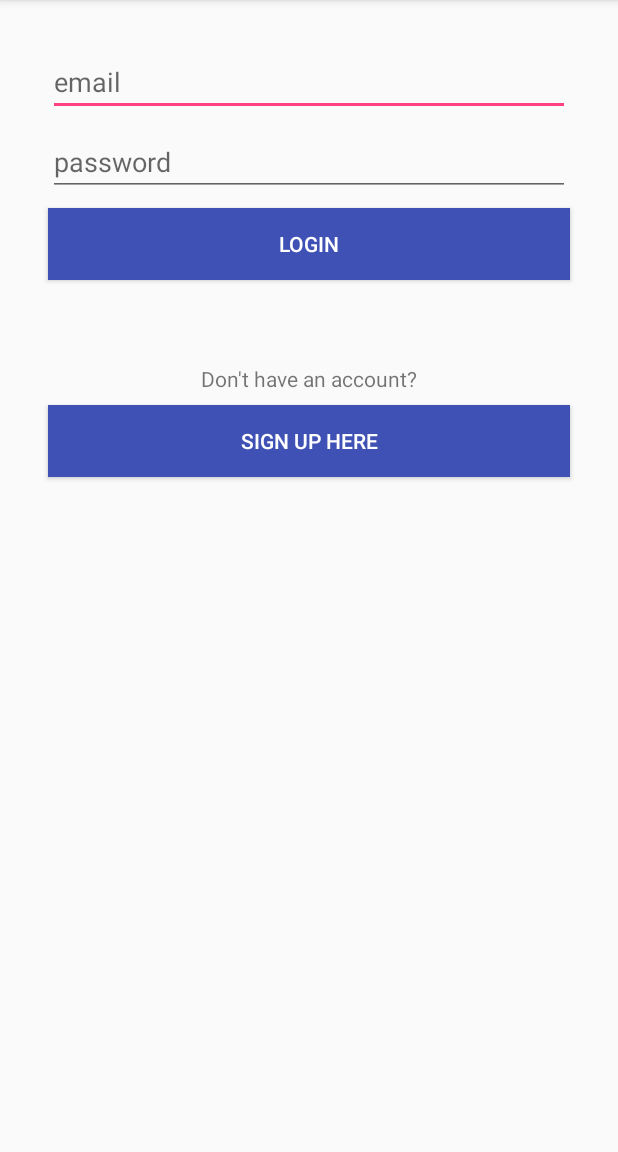
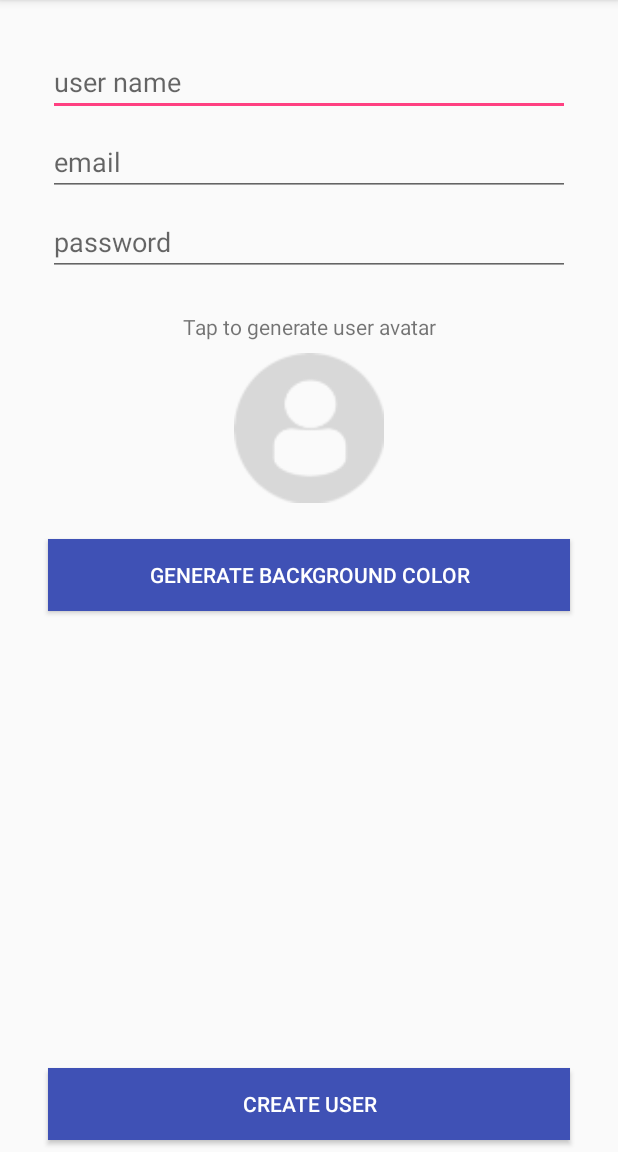
Before and after one commit to RodrigoCalderano/Smack, an Android app: the LoginActivity screen opened directly, with no data from a screen before it, after a tap on "SIGN UP HERE", on a phone screen of 412 x 824 dp, the part 84-1236 px from its top. Run offline under Robolectric (Android 15) with nearby library versions, the phone set to English and light mode, and no system bars.

Commit message:
CreateUserActivity Ui

```diff
--- a/app/src/main/AndroidManifest.xml
+++ b/app/src/main/AndroidManifest.xml
@@ -18,7 +18,8 @@
                 <category android:name="android.intent.category.LAUNCHER" />
             </intent-filter>
         </activity>
-        <activity android:name=".LoginActivity"></activity>
+        <activity android:name=".LoginActivity" />
+        <activity android:name=".CreateUserActivity"></activity>
     </application>
 
 </manifest>
--- /dev/null
+++ b/app/src/main/java/com/example/linux/smack/CreateUserActivity.kt
@@ -0,0 +1,26 @@
+package com.example.linux.smack
+
+import android.support.v7.app.AppCompatActivity
+import android.os.Bundle
+import android.view.View
+
+class CreateUserActivity : AppCompatActivity() {
+
+    override fun onCreate(savedInstanceState: Bundle?) {
+        super.onCreate(savedInstanceState)
+        setContentView(R.layout.activity_create_user)
+    }
+
+    fun generateUserAvatar(view : View){
+
+    }
+
+    fun generateColorClicked(view : View){
+
+    }
+
+    fun createUserClicked(view : View){
+
+    }
+
+}
--- a/app/src/main/java/com/example/linux/smack/LoginActivity.kt
+++ b/app/src/main/java/com/example/linux/smack/LoginActivity.kt
@@ -1,5 +1,6 @@
 package com.example.linux.smack
 
+import android.content.Intent
 import android.support.v7.app.AppCompatActivity
 import android.os.Bundle
 import android.view.View
@@ -16,6 +17,7 @@ class LoginActivity : AppCompatActivity() {
     }
 
     fun  loginCreateUserBtnClicked(view : View){
-
+        val createUserIntent = Intent(this, CreateUserActivity::class.java)
+        startActivity(createUserIntent)
     }
 }
--- /dev/null
+++ b/app/src/main/res/layout/activity_create_user.xml
@@ -0,0 +1,114 @@
+<?xml version="1.0" encoding="utf-8"?>
+<android.support.constraint.ConstraintLayout xmlns:android="http://schemas.android.com/apk/res/android"
+    xmlns:app="http://schemas.android.com/apk/res-auto"
+    xmlns:tools="http://schemas.android.com/tools"
+    android:layout_width="match_parent"
+    android:layout_height="match_parent"
+    tools:context="com.example.linux.smack.CreateUserActivity">
+
+    <EditText
+        android:id="@+id/createUserNameText"
+        android:layout_width="0dp"
+        android:layout_height="wrap_content"
+        android:layout_marginEnd="32dp"
+        android:layout_marginStart="32dp"
+        android:layout_marginTop="32dp"
+        android:ems="10"
+        android:hint="user name"
+        android:inputType="textPersonName"
+        android:textColor="@android:color/darker_gray"
+        app:layout_constraintEnd_toEndOf="parent"
+        app:layout_constraintHorizontal_bias="0.5"
+        app:layout_constraintStart_toStartOf="parent"
+        app:layout_constraintTop_toTopOf="parent"
+        tools:layout_editor_absoluteX="84dp" />
+
+    <EditText
+        android:id="@+id/createEmailText"
+        android:layout_width="0dp"
+        android:layout_height="wrap_content"
+        android:layout_marginEnd="32dp"
+        android:layout_marginStart="32dp"
+        android:layout_marginTop="8dp"
+        android:ems="10"
+        android:hint="email"
+        android:inputType="textPersonName"
+        android:textColor="@android:color/darker_gray"
+        app:layout_constraintEnd_toEndOf="parent"
+        app:layout_constraintHorizontal_bias="0.6"
+        app:layout_constraintStart_toStartOf="parent"
+        app:layout_constraintTop_toBottomOf="@+id/createUserNameText"
+        tools:layout_editor_absoluteX="84dp" />
+
+    <EditText
+        android:id="@+id/createPasswordText"
+        android:layout_width="0dp"
+        android:layout_height="wrap_content"
+        android:layout_marginEnd="32dp"
+        android:layout_marginStart="32dp"
+        android:layout_marginTop="8dp"
+        android:ems="10"
+        android:hint="password"
+        android:inputType="textPassword"
+        android:textColor="@android:color/darker_gray"
+        app:layout_constraintEnd_toEndOf="parent"
+        app:layout_constraintHorizontal_bias="0.5"
+        app:layout_constraintStart_toStartOf="parent"
+        app:layout_constraintTop_toBottomOf="@+id/createEmailText"
+        tools:layout_editor_absoluteX="84dp" />
+
+    <TextView
+        android:id="@+id/textView2"
+        android:layout_width="wrap_content"
+        android:layout_height="wrap_content"
+        android:layout_marginTop="24dp"
+        android:text="Tap to generate user avatar"
+        app:layout_constraintEnd_toEndOf="parent"
+        app:layout_constraintHorizontal_bias="0.5"
+        app:layout_constraintStart_toStartOf="parent"
+        app:layout_constraintTop_toBottomOf="@+id/createPasswordText" />
+
+    <ImageView
+        android:id="@+id/createAvatarImageView"
+        android:layout_width="100dp"
+        android:layout_height="100dp"
+        android:layout_marginTop="8dp"
+        android:onClick="generateUserAvatar"
+        app:layout_constraintEnd_toEndOf="parent"
+        app:layout_constraintHorizontal_bias="0.5"
+        app:layout_constraintStart_toStartOf="parent"
+        app:layout_constraintTop_toBottomOf="@+id/textView2"
+        app:srcCompat="@drawable/profiledefault" />
+
+    <Button
+        android:id="@+id/backgroundColorBtn"
+        android:layout_width="0dp"
+        android:layout_height="wrap_content"
+        android:layout_marginEnd="32dp"
+        android:layout_marginStart="32dp"
+        android:layout_marginTop="24dp"
+        android:background="@color/colorPrimary"
+        android:onClick="generateColorClicked"
+        android:text="generate background color"
+        android:textColor="@android:color/white"
+        app:layout_constraintEnd_toEndOf="parent"
+        app:layout_constraintHorizontal_bias="0.5"
+        app:layout_constraintStart_toStartOf="parent"
+        app:layout_constraintTop_toBottomOf="@+id/createAvatarImageView" />
+
+    <Button
+        android:id="@+id/createUserBtn"
+        android:layout_width="0dp"
+        android:layout_height="wrap_content"
+        android:layout_marginBottom="8dp"
+        android:layout_marginEnd="32dp"
+        android:layout_marginStart="32dp"
+        android:background="@color/colorPrimary"
+        android:onClick="createUserClicked"
+        android:text="create user"
+        android:textColor="@android:color/white"
+        app:layout_constraintBottom_toBottomOf="parent"
+        app:layout_constraintEnd_toEndOf="parent"
+        app:layout_constraintHorizontal_bias="0.5"
+        app:layout_constraintStart_toStartOf="parent" />
+</android.support.constraint.ConstraintLayout>
```
